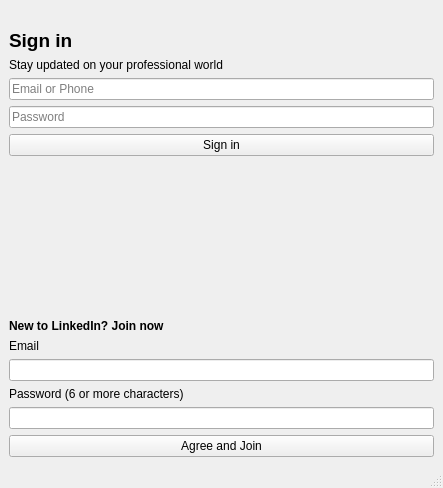
nae9on/PyQt5, file LoginSystem/main_ui.ui: the form before one commit.
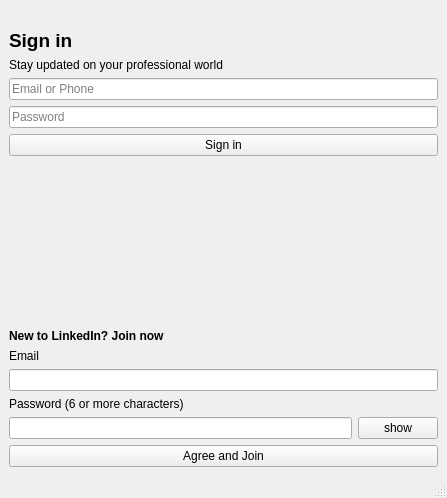
The form after the commit. Icons and pictures are not drawn.

```diff
--- a/LoginSystem/main_ui.ui
+++ b/LoginSystem/main_ui.ui
@@ -6,8 +6,8 @@
    <rect>
     <x>0</x>
     <y>0</y>
-    <width>443</width>
-    <height>488</height>
+    <width>447</width>
+    <height>498</height>
    </rect>
   </property>
   <property name="font">
@@ -125,11 +125,22 @@
        </widget>
       </item>
       <item>
-       <widget class="QLineEdit" name="lineEdit_4">
+       <layout class="QHBoxLayout" name="horizontalLayout_2">
+        <item>
+         <widget class="QLineEdit" name="lineEdit_5">
         <property name="echoMode">
          <enum>QLineEdit::Password</enum>
         </property>
        </widget>
+        </item>
+        <item>
+         <widget class="QPushButton" name="pushButton_3">
+          <property name="text">
+           <string>show</string>
+          </property>
+         </widget>
+        </item>
+       </layout>
       </item>
       <item>
        <widget class="QPushButton" name="pushButton_2">
```
Lines whose indentation alone changed are shown as unchanged.
